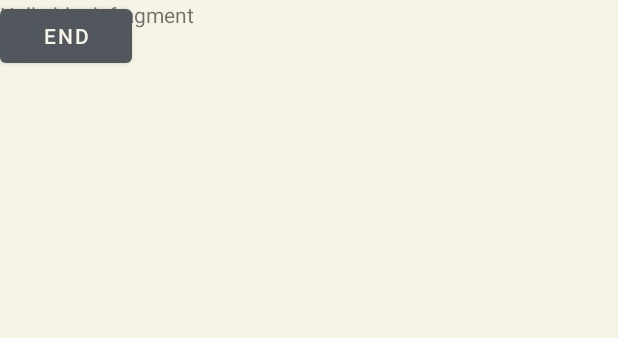
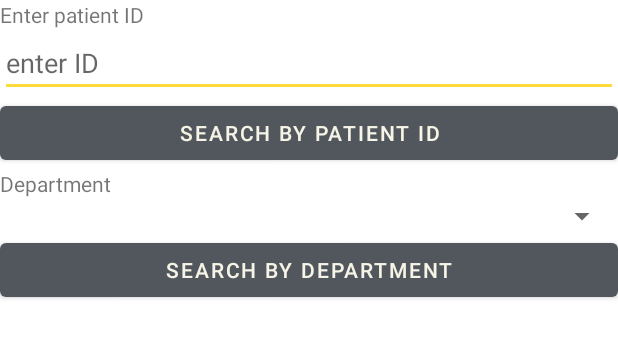
Before and after one commit to nameisko/ClinicalDataManagementAndroid, an Android app: the layout fragment_search.xml on its own in the app's theme, with its tools: preview values and no code run, on a phone screen of 412 x 824 dp. Shown: the top 338 px of the screen. Run offline under Robolectric (Android 15) with nearby library versions, the phone set to English and light mode, and no system bars.

Commit message:
thank god finally fixed-search menu option icon can navigate to search fragment from any destination of the app

```diff
--- a/lushilab4/src/main/java/lushi/cao/s301011302/fragment/HomeFragment.java
+++ b/lushilab4/src/main/java/lushi/cao/s301011302/fragment/HomeFragment.java
@@ -6,6 +6,7 @@ import android.os.Bundle;
 import androidx.annotation.NonNull;
 import androidx.annotation.Nullable;
 import androidx.fragment.app.Fragment;
+import androidx.fragment.app.FragmentManager;
 import androidx.navigation.NavController;
 import androidx.navigation.Navigation;
 
--- a/lushilab4/src/main/java/lushi/cao/s301011302/fragment/MyPatientFragment.java
+++ b/lushilab4/src/main/java/lushi/cao/s301011302/fragment/MyPatientFragment.java
@@ -60,6 +60,7 @@ public class MyPatientFragment extends Fragment {
         adapter.setFm(fragmentManager);
         adapter.setView(root);
         patientViewModel = ViewModelProviders.of(getActivity()).get(PatientViewModel.class);
+
             patientViewModel.getMyPatients().observe(getActivity(), new Observer<List<Patient>>() {
                 @Override
                 public void onChanged(List<Patient> patients) {
@@ -67,7 +68,6 @@ public class MyPatientFragment extends Fragment {
                     adapter.setPatients(patients);
                 }
             });
-
         return root;
     }
 }
--- a/lushilab4/src/main/java/lushi/cao/s301011302/fragment/TestListFragment.java
+++ b/lushilab4/src/main/java/lushi/cao/s301011302/fragment/TestListFragment.java
@@ -57,7 +57,7 @@ public class TestListFragment extends Fragment {
         Context context = getActivity().getApplicationContext();
         layout = root.findViewById(R.id.testLayout);
         sharedPref = context.getSharedPreferences("healthInfo", Context.MODE_PRIVATE);
-        patientID = sharedPref.getInt("patientId",1);
+        patientID = sharedPref.getInt("patientId",0);
         recyclerView = root.findViewById(R.id.lushiTestRecyclerView);
         recyclerView2 = root.findViewById(R.id.lushiTestPatientInfoRecyclerView);
         recyclerView.setLayoutManager(new LinearLayoutManager(context));
--- a/lushilab4/src/main/java/lushi/cao/s301011302/fragment/ViewInformationFragment.java
+++ b/lushilab4/src/main/java/lushi/cao/s301011302/fragment/ViewInformationFragment.java
@@ -101,8 +101,6 @@ public class ViewInformationFragment extends Fragment {
             public void onClick(View v) {
                 mainFab.collapse();
                 navController.navigate(R.id.action_viewInformationFragment_to_addTestFragment);
-//                Intent intent = new Intent(getApplicationContext(), CaoAddTest.class);
-//                startActivity(intent);
             }
         });
 
@@ -111,8 +109,6 @@ public class ViewInformationFragment extends Fragment {
             public void onClick(View v) {
                 mainFab.collapse();
                 navController.navigate(R.id.action_viewInformationFragment_to_addPatientFragment);
-//                Intent intent = new Intent(getApplicationContext(), CaoAddPatient.class);
-//                startActivity(intent);
             }
         });
     }
--- a/lushilab4/src/main/res/layout/activity_main.xml
+++ b/lushilab4/src/main/res/layout/activity_main.xml
@@ -4,6 +4,7 @@
     xmlns:tools="http://schemas.android.com/tools"
     android:layout_width="match_parent"
     android:layout_height="match_parent"
+    android:id="@+id/mainLayout"
     android:orientation="vertical"
     tools:context=".LushiActivity">
 <fragment
--- a/lushilab4/src/main/res/layout/fragment_search.xml
+++ b/lushilab4/src/main/res/layout/fragment_search.xml
@@ -1,22 +1,48 @@
 <?xml version="1.0" encoding="utf-8"?>
-<FrameLayout xmlns:android="http://schemas.android.com/apk/res/android"
+<LinearLayout xmlns:android="http://schemas.android.com/apk/res/android"
     xmlns:tools="http://schemas.android.com/tools"
     android:layout_width="match_parent"
     android:layout_height="match_parent"
+    android:orientation="vertical"
+    android:background="@color/white"
+    android:id="@+id/searchLayout"
     tools:context=".fragment.SearchFragment">
 
     <!-- TODO: Update blank fragment layout -->
     <TextView
+        android:id="@+id/textView3"
         android:layout_width="match_parent"
-        android:layout_height="match_parent"
-        android:text="@string/hello_blank_fragment"
-        android:background="@color/beige"/>
+        android:layout_height="wrap_content"
+        android:text="Enter patient ID" />
+
+    <EditText
+        android:id="@+id/lushiSearchByIdET"
+        android:layout_width="match_parent"
+        android:layout_height="wrap_content"
+        android:ems="10"
+        android:hint="enter ID" />
+
     <Button
-        android:id="@+id/endbtn"
-        android:layout_width="wrap_content"
+        android:id="@+id/lushiSearchByIdBtn"
+        android:layout_width="match_parent"
         android:layout_height="wrap_content"
-        android:text="end">
+        android:text="Search by patient ID" />
 
-    </Button>
+    <TextView
+        android:id="@+id/textView4"
+        android:layout_width="match_parent"
+        android:layout_height="wrap_content"
+        android:text="Department" />
 
-</FrameLayout>
+    <Spinner
+        android:id="@+id/lushiSearchDeptSpinner"
+        android:layout_width="match_parent"
+        android:layout_height="wrap_content" />
+
+    <Button
+        android:id="@+id/searchByDeptBtn"
+        android:layout_width="match_parent"
+        android:layout_height="wrap_content"
+        android:text="Search by department" />
+
+</LinearLayout>
--- a/lushilab4/src/main/res/menu/menu.xml
+++ b/lushilab4/src/main/res/menu/menu.xml
@@ -1,9 +1,9 @@
 <menu xmlns:android="http://schemas.android.com/apk/res/android"
     xmlns:app="http://schemas.android.com/apk/res-auto">
     <item
-        android:id="@+id/lushiMenuSearchBtn"
+        android:id="@+id/searchFragment"
         android:orderInCategory="100"
-        android:title="hi"
+        android:title="Search"
         android:icon="@drawable/searchicon"
         app:showAsAction="always" />
 </menu>
```
Also changed, not shown: lushilab4/src/main/java/lushi/cao/s301011302/LushiActivity.java (+18 -18 lines), lushilab4/src/main/java/lushi/cao/s301011302/fragment/AllPatientFragment.java (+12 -1 lines), lushilab4/src/main/java/lushi/cao/s301011302/fragment/SearchFragment.java (+83 -52 lines), lushilab4/src/main/res/navigation/nav_graph.xml (+6 -11 lines). Lines whose indentation alone changed are shown as unchanged.
